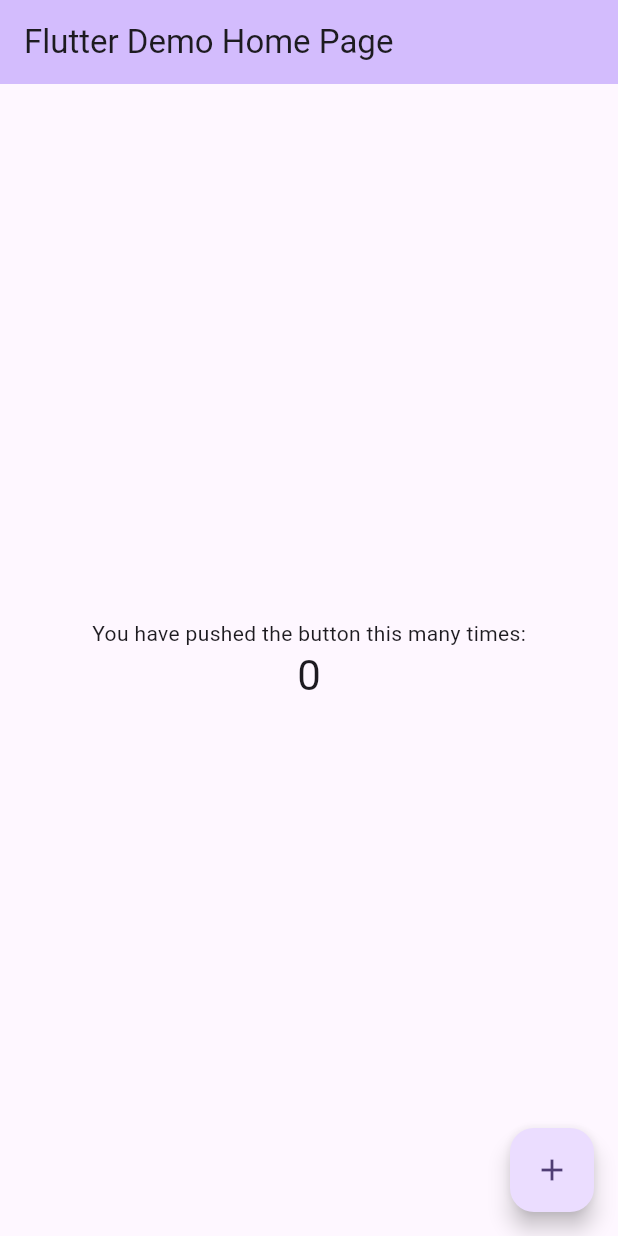
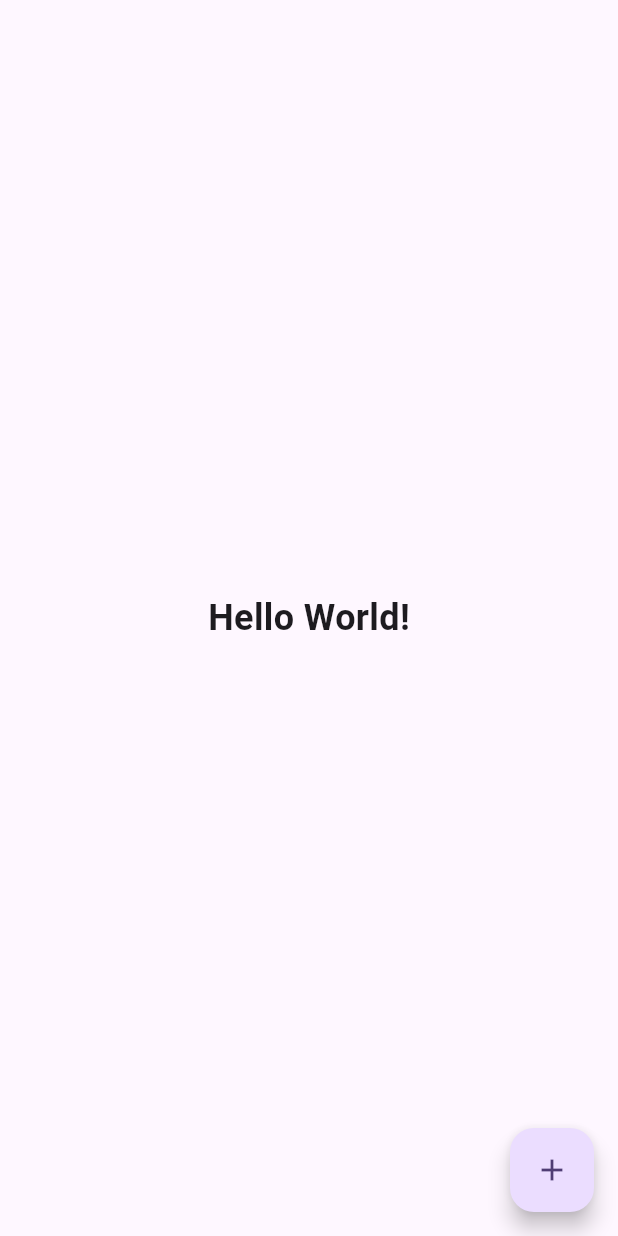
Before and after one commit to rizfa-is/basic_flutter_course, a Flutter app: the screen it shows after launch, on a phone screen of 412 x 824 dp. Run offline on Flutter 3.47's test engine with Material 3 defaults, Android fonts, the phone set to English and light mode, and no system bars.

Commit message:
feat(state): implement Stateless widget

```diff
--- a/lib/main.dart
+++ b/lib/main.dart
@@ -1,3 +1,4 @@
+import 'package:basic_flutter_course/widgets/Heading.dart';
 import 'package:flutter/material.dart';
 
 void main() {
@@ -77,42 +78,9 @@
     // fast, so that you can just rebuild anything that needs updating rather
     // than having to individually change instances of widgets.
     return Scaffold(
-      appBar: AppBar(
-        // TRY THIS: Try changing the color here to a specific color (to
-        // Colors.amber, perhaps?) and trigger a hot reload to see the AppBar
-        // change color while the other colors stay the same.
-        backgroundColor: Theme.of(context).colorScheme.inversePrimary,
-        // Here we take the value from the MyHomePage object that was created by
-        // the App.build method, and use it to set our appbar title.
-        title: Text(widget.title),
-      ),
       body: Center(
-        // Center is a layout widget. It takes a single child and positions it
-        // in the middle of the parent.
-        child: Column(
-          // Column is also a layout widget. It takes a list of children and
-          // arranges them vertically. By default, it sizes itself to fit its
-          // children horizontally, and tries to be as tall as its parent.
-          //
-          // Column has various properties to control how it sizes itself and
-          // how it positions its children. Here we use mainAxisAlignment to
-          // center the children vertically; the main axis here is the vertical
-          // axis because Columns are vertical (the cross axis would be
-          // horizontal).
-          //
-          // TRY THIS: Invoke "debug painting" (choose the "Toggle Debug Paint"
-          // action in the IDE, or press "p" in the console), to see the
-          // wireframe for each widget.
-          mainAxisAlignment: MainAxisAlignment.center,
-          children: <Widget>[
-            const Text(
-              'You have pushed the button this many times:',
-            ),
-            Text(
-              '$_counter',
-              style: Theme.of(context).textTheme.headlineMedium,
-            ),
-          ],
+        child: Heading(
+            text: "Hello World!"
         ),
       ),
       floatingActionButton: FloatingActionButton(
--- /dev/null
+++ b/lib/widgets/Heading.dart
@@ -0,0 +1,19 @@
+import 'package:flutter/material.dart';
+
+class Heading extends StatelessWidget {
+
+  final String text;
+
+  const Heading({Key? key, required this.text}): super(key: key);
+
+  @override
+  Widget build(BuildContext context) {
+    return Text(
+      text,
+      style: const TextStyle(
+        fontSize: 24.0,
+        fontWeight: FontWeight.bold,
+      ),
+    );
+  }
+}
```
